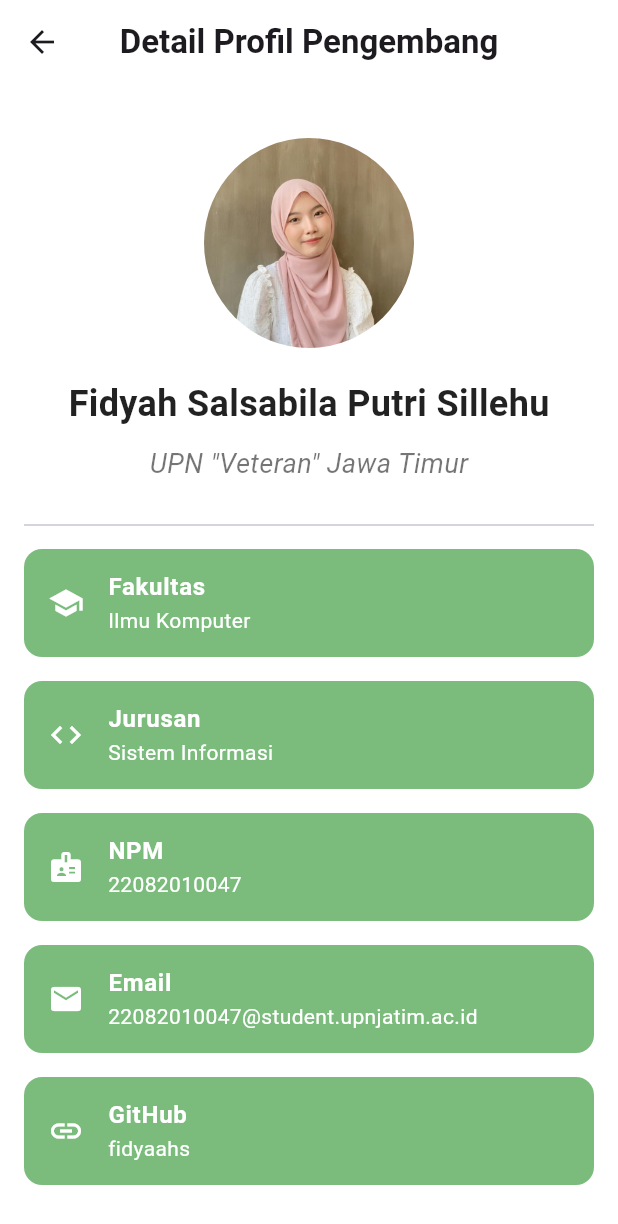
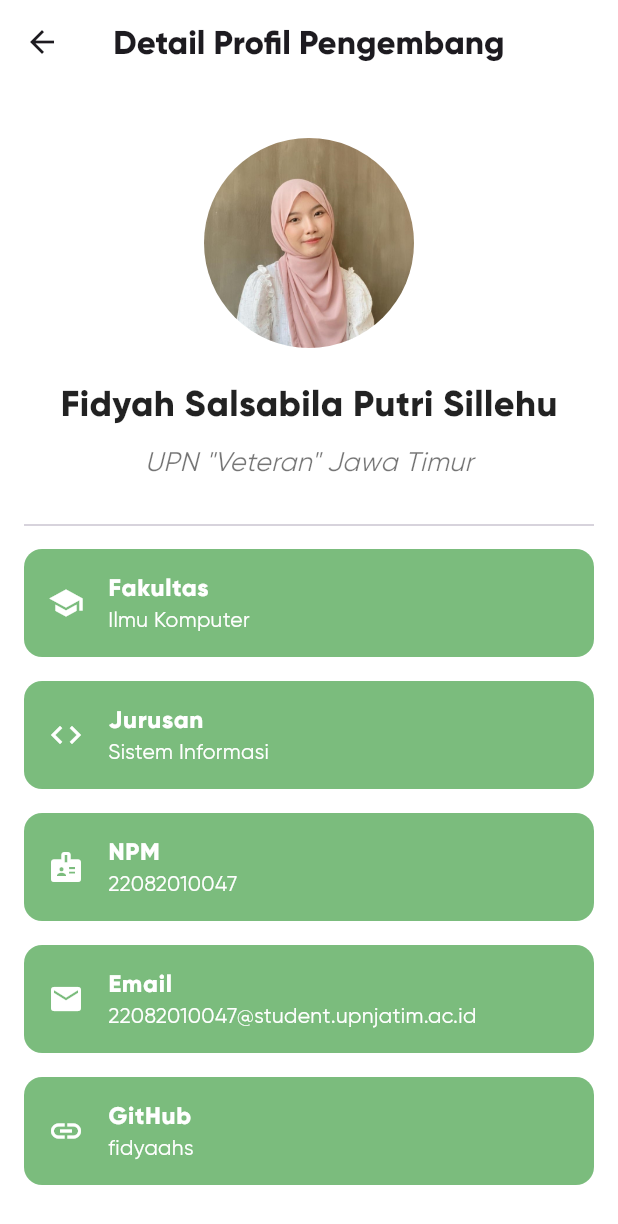
Before and after one commit to hanaa002/shoopink, a Flutter app: the CartScreen screen opened directly, after a tap on the "arrow back ios" icon, after a tap on the "menu" icon, after a tap on "Fidyah Salsabila", on a phone screen of 412 x 824 dp. Shown: the top 1224 px of the screen. Run offline on Flutter 3.47's test engine with Material 3 defaults, Android fonts, the phone set to English and light mode, and no system bars; our stand-ins replace cloud_firestore, firebase_auth, firebase_core, shared_preferences; accounts and stored records are empty; network calls fail.

Commit message:
last fix

```diff
--- a/lib/common_widgets/app_button.dart
+++ b/lib/common_widgets/app_button.dart
@@ -68,6 +68,7 @@ class AppButton extends StatelessWidget {
                   fontSize: 18, // Ukuran font
                   fontWeight: fontWeight, // Ketebalan font
                   color: textColor, // Menggunakan warna teks dari parameter
+                  fontFamily: 'Gilroy',
                 ),
               ),
             ),
--- a/lib/screens/cart/cart_screen.dart
+++ b/lib/screens/cart/cart_screen.dart
@@ -34,7 +34,7 @@ class _CartScreenState extends State<CartScreen> { // Mendefinisikan state untuk
         ),
         title: Text(
           "Keranjang", // Judul AppBar.
-          style: TextStyle(color: Colors.black, fontWeight: FontWeight.bold), // Mengatur gaya teks judul.
+          style: TextStyle(color: Colors.black, fontWeight: FontWeight.bold, fontFamily: 'Gilroy',), // Mengatur gaya teks judul.
         ),
         centerTitle: true, // Menengahkan judul.
       ),
--- a/lib/screens/cart/checkout_bottom_sheet.dart
+++ b/lib/screens/cart/checkout_bottom_sheet.dart
@@ -44,7 +44,6 @@ class _CheckoutBottomSheetState extends State<CheckoutBottomSheet> {
     fetchCitiesStore().then((_) { // Setelah mengambil daftar kota toko, set alamat toko default dan panggil fetchShippingOptions
       setState(() {
         selectedStoreAddress = "Jl. Medokan Asri Barat (Surabaya)";
-        fontFamily: 'Gilroy';
         selectedStoreAddressId = surabayaCityId!;
       });
       fetchShippingOptions(); // Memuat opsi pengiriman setelah memilih alamat toko
@@ -371,6 +370,7 @@ class _CheckoutBottomSheetState extends State<CheckoutBottomSheet> {
               style: TextStyle(
                 fontSize: 18,
                 color: Color(0xFF7C7C7C),
+                fontFamily: 'Gilroy',
                 fontWeight: FontWeight.w600,
               ),
             ),
@@ -381,6 +381,7 @@ class _CheckoutBottomSheetState extends State<CheckoutBottomSheet> {
                     trailingText,
                     style: TextStyle(
                       fontSize: 16,
+                      fontFamily: 'Gilroy',
                       color: Colors.black,
                       fontWeight: FontWeight.w600,
                     ),
@@ -411,8 +412,8 @@ class _CheckoutBottomSheetState extends State<CheckoutBottomSheet> {
               style: TextStyle(
                 fontSize: 18,
                 color: Color(0xFF7C7C7C),
+                fontFamily: 'Gilroy',
                 fontWeight: FontWeight.w600,
-                fontFamily: 'Gilroy',
               ),
             ),
             Spacer(),
@@ -423,6 +424,7 @@ class _CheckoutBottomSheetState extends State<CheckoutBottomSheet> {
                     style: TextStyle(
                       fontSize: 16,
                       color: Colors.black,
+                      fontFamily: 'Gilroy',
                       fontWeight: FontWeight.w600,
                     ),
                   ),
--- a/lib/screens/dashboard/dashboard_screen.dart
+++ b/lib/screens/dashboard/dashboard_screen.dart
@@ -53,8 +53,8 @@ class _DashboardScreenState extends State<DashboardScreen> {
             },
             type: BottomNavigationBarType.fixed, // Tipe navigation bar
             selectedItemColor: Colors.green, // Warna item terpilih
-            selectedLabelStyle: TextStyle(fontWeight: FontWeight.w600), // Gaya label item terpilih
-            unselectedLabelStyle: TextStyle(fontWeight: FontWeight.w600), // Gaya label item tidak terpilih
+            selectedLabelStyle: TextStyle(fontWeight: FontWeight.w600, fontFamily: 'Gilroy'), // Gaya label item terpilih dengan font Gilroy
+            unselectedLabelStyle: TextStyle(fontWeight: FontWeight.w600, fontFamily: 'Gilroy'), // Gaya label item tidak terpilih dengan font Gilroy
             unselectedItemColor: Colors.black, // Warna item tidak terpilih
             items: navigatorItems.map((e) {
               // Iterasi melalui setiap item navigasi
--- a/lib/screens/home/creator_profile_detail.dart
+++ b/lib/screens/home/creator_profile_detail.dart
@@ -16,7 +16,7 @@ class CreatorProfileDetail extends StatelessWidget {
         backgroundColor: Colors.white, // Warna latar belakang AppBar putih
         title: Text(
           'Detail Profil Pengembang', // Judul AppBar
-          style: TextStyle(fontWeight: FontWeight.bold), // Gaya teks judul tebal (bold)
+          style: TextStyle(fontWeight: FontWeight.bold, fontFamily: 'Gilroy'), // Gaya teks judul tebal (bold)
         ),
         centerTitle: true, // Posisi judul ditengah AppBar
       ),
@@ -39,6 +39,7 @@ class CreatorProfileDetail extends StatelessWidget {
                 fontSize: 24,
                 fontWeight: FontWeight.bold, // Teks nama tebal (bold)
                 color: Colors.black87, // Warna teks hitam
+                fontFamily: 'Gilroy', // Menggunakan font Gilroy di sini.
               ),
             ),
             SizedBox(height: 10), // Spacer vertikal dengan ukuran 10
@@ -48,6 +49,7 @@ class CreatorProfileDetail extends StatelessWidget {
                 fontSize: 18,
                 fontStyle: FontStyle.italic, // Teks kursif (italic)
                 color: Colors.black54, // Warna teks abu-abu
+                fontFamily: 'Gilroy', // Menggunakan font Gilroy di sini.
               ),
             ),
             SizedBox(height: 20), // Spacer vertikal dengan ukuran 20
@@ -62,6 +64,7 @@ class CreatorProfileDetail extends StatelessWidget {
                     subtitle: profile.faculty,
                     backgroundColor: const Color.fromARGB(255, 123, 188, 125), // Warna latar belakang item detail
                     textColor: Colors.white, // Warna teks item detail
+                    fontFamily: 'Gilroy', // Menggunakan font Gilroy di sini.
                   ),
                   // Widget untuk menampilkan detail jurusan
                   ProfileDetailItem(
@@ -70,6 +73,7 @@ class CreatorProfileDetail extends StatelessWidget {
                     subtitle: profile.major,
                     backgroundColor: const Color.fromARGB(255, 123, 188, 125),
                     textColor: Colors.white,
+                    fontFamily: 'Gilroy', // Menggunakan font Gilroy di sini.
                   ),
                   // Widget untuk menampilkan detail NPM
                   ProfileDetailItem(
@@ -78,6 +82,7 @@ class CreatorProfileDetail extends StatelessWidget {
                     subtitle: profile.npm,
                     backgroundColor: const Color.fromARGB(255, 123, 188, 125),
                     textColor: Colors.white,
+                    fontFamily: 'Gilroy', // Menggunakan font Gilroy di sini.
                   ),
                   // Widget untuk menampilkan detail email
                   ProfileDetailItem(
@@ -86,6 +91,7 @@ class CreatorProfileDetail extends StatelessWidget {
                     subtitle: profile.email,
                     backgroundColor: const Color.fromARGB(255, 123, 188, 125),
                     textColor: Colors.white,
+                    fontFamily: 'Gilroy', // Menggunakan font Gilroy di sini.
                   ),
                   // Widget untuk menampilkan detail GitHub
                   ProfileDetailItem(
@@ -94,6 +100,7 @@ class CreatorProfileDetail extends StatelessWidget {
                     subtitle: profile.github,
                     backgroundColor: const Color.fromARGB(255, 123, 188, 125),
                     textColor: Colors.white,
+                    fontFamily: 'Gilroy', // Menggunakan font Gilroy di sini.
                   ),
                 ],
               ),
@@ -112,6 +119,7 @@ class ProfileDetailItem extends StatelessWidget {
   final String subtitle; // Subjudul atau nilai untuk item detail
   final Color backgroundColor; // Warna latar belakang item
   final Color textColor; // Warna teks item
+  final String fontFamily; // Font family untuk teks
 
   // Constructor untuk inisialisasi item detail
   ProfileDetailItem({
@@ -120,6 +128,7 @@ class ProfileDetailItem extends StatelessWidget {
     required this.subtitle,
     required this.backgroundColor,
     required this.textColor,
+    this.fontFamily = 'Gilroy', // Mengatur default font family Gilroy
   });
 
   @override
@@ -138,11 +147,15 @@ class ProfileDetailItem extends StatelessWidget {
           style: TextStyle(
             fontWeight: FontWeight.bold, // Teks judul tebal (bold)
             color: textColor, // Warna teks judul
+            fontFamily: fontFamily, // Menggunakan font family yang diberikan
           ),
         ),
         subtitle: Text(
           subtitle, // Nilai atau subjudul item detail
-          style: TextStyle(color: textColor), // Warna teks nilai atau subjudul
+          style: TextStyle(
+            color: textColor, // Warna teks nilai atau subjudul
+            fontFamily: fontFamily, // Menggunakan font family yang diberikan
+          ),
         ),
       ),
     );
--- a/lib/screens/home/home_screen.dart
+++ b/lib/screens/home/home_screen.dart
@@ -88,7 +88,7 @@ class HomeScreen extends StatelessWidget {
                       Spacer(), // Spacer lagi untuk ruang kosong
                       // Tombol keranjang belanja (belum diimplementasikan)
                       IconButton(
-                        icon: Icon(Icons.shopping_cart),
+                        icon: Icon(Icons.notifications),
                         onPressed: () {
                           // Tambahkan aksi ketika ikon keranjang belanja ditekan
                         },
@@ -165,7 +165,7 @@ class HomeScreen extends StatelessWidget {
                 leading: CircleAvatar(
                   backgroundImage: AssetImage('assets/images/profilpengembang1.jpg'),
                 ),
-                title: Text('Fidyah Salsabila', style: TextStyle(fontFamily: 'Gilroy')), // Ensuring the font is Gilroy
+                title: Text('Fidyah Salsabila', style: TextStyle(fontFamily: 'Gilroy', fontWeight: FontWeight.bold,)), // Ensuring the font is Gilroy
                 onTap: () {
                   // Navigasi ke halaman detail profil pengembang pertama
                   Navigator.push(
@@ -179,7 +179,7 @@ class HomeScreen extends StatelessWidget {
                 leading: CircleAvatar(
                   backgroundImage: AssetImage('assets/images/profilpengembang2.jpg'),
                 ),
-                title: Text('Raihana Sakhi', style: TextStyle(fontFamily: 'Gilroy')), // Ensuring the font is Gilroy
+                title: Text('Raihana Sakhi', style: TextStyle(fontFamily: 'Gilroy', fontWeight: FontWeight.bold,)), // Ensuring the font is Gilroy
                 onTap: () {
                   // Navigasi ke halaman detail profil pengembang kedua
                   Navigator.push(
--- a/lib/widgets/category_item_card_widget.dart
+++ b/lib/widgets/category_item_card_widget.dart
@@ -10,8 +10,8 @@ class CategoryItemCardWidget extends StatelessWidget { // Deklarasi class Catego
   }) : super(key: key);
 
   final CategoryItem item; // Deklarasi variabel item bertipe CategoryItem sebagai data untuk widget ini.
-  final height = 200.0; // Tinggi widget ini.
-  final width = 175.0; // Lebar widget ini.
+  final double height = 200.0; // Tinggi widget ini.
+  final double width = 175.0; // Lebar widget ini.
   final Color borderColor = Color(0xffE2E2E2); // Warna border.
   final double borderRadius = 18; // BorderRadius untuk border.
   final Color color; // Warna latar belakang widget ini.
@@ -44,6 +44,7 @@ class CategoryItemCardWidget extends StatelessWidget { // Deklarasi class Catego
                 textAlign: TextAlign.center, // Posisi teks menjadi tengah.
                 fontSize: 16, // Ukuran teks.
                 fontWeight: FontWeight.bold, // Ketebalan teks.
+                fontFamily: 'Gilroy', // Menggunakan font family Gilroy.
               ),
             ),
           ),
--- a/lib/widgets/chart_item_widget.dart
+++ b/lib/widgets/chart_item_widget.dart
@@ -47,6 +47,7 @@ class _ChartItemWidgetState extends State<ChartItemWidget> { // State class untu
                   text: widget.item.name, // Menggunakan nama produk dari GroceryItem.
                   fontSize: 16, // Ukuran font 16.
                   fontWeight: FontWeight.bold, // Ketebalan font bold.
+                  fontFamily: 'Gilroy', // Font family Gilroy.
                 ),
                 SizedBox(height: 5), // SizedBox untuk memberikan jarak 5 pixel.
                 AppText( // Widget kustom AppText untuk menampilkan deskripsi produk.
@@ -54,6 +55,7 @@ class _ChartItemWidgetState extends State<ChartItemWidget> { // State class untu
                   fontSize: 14, // Ukuran font 14.
                   fontWeight: FontWeight.bold, // Ketebalan font semi-bold.
                   color: AppColors.darkGrey, // Warna teks abu-abu gelap dari AppColors.
+                  fontFamily: 'Gilroy', // Font family Gilroy.
                 ),
                 SizedBox(height: 12), // SizedBox untuk memberikan jarak 12 pixel.
                 Spacer(), // Spacer untuk memberikan ruang.
@@ -76,6 +78,7 @@ class _ChartItemWidgetState extends State<ChartItemWidget> { // State class untu
                     fontSize: 18, // Ukuran font 18.
                     fontWeight: FontWeight.bold, // Ketebalan font bold.
                     textAlign: TextAlign.right, // Teks rata kanan.
+                    fontFamily: 'Gilroy', // Font family Gilroy.
                   ),
                 ),
                 Spacer(), // Spacer untuk memberikan ruang.
--- a/lib/widgets/grocery_item_card_widget.dart
+++ b/lib/widgets/grocery_item_card_widget.dart
@@ -51,12 +51,14 @@ class GroceryItemCardWidget extends StatelessWidget { // Widget untuk menampilka
               text: item.name, // Menggunakan nama produk dari GroceryItem.
               fontSize: 16, // Ukuran font 16.
               fontWeight: FontWeight.bold, // Ketebalan font bold.
+              fontFamily: 'Gilroy', // Font family Gilroy.
             ),
             AppText( // Widget kustom AppText untuk menampilkan deskripsi produk.
               text: item.description, // Menggunakan deskripsi produk dari GroceryItem.
               fontSize: 14, // Ukuran font 14.
               fontWeight: FontWeight.w600, // Ketebalan font semi-bold.
               color: Color(0xFF7C7C7C), // Warna teks abu-abu.
+              fontFamily: 'Gilroy', // Font family Gilroy.
             ),
             SizedBox( // SizedBox untuk memberikan jarak antara elemen.
               height: 20, // Tinggi SizedBox 20.
@@ -67,6 +69,7 @@ class GroceryItemCardWidget extends StatelessWidget { // Widget untuk menampilka
                   text: "Rp. ${item.price.toStringAsFixed(0)}", // Mengubah harga menjadi format rupiah.
                   fontSize: 18, // Ukuran font 18.
                   fontWeight: FontWeight.bold, // Ketebalan font bold.
+                  fontFamily: 'Gilroy', // Font family Gilroy.
                 ),
                 Spacer(), // Spacer untuk memberikan ruang antara elemen.
                 addWidget() // Menampilkan widget tombol tambah menggunakan method addWidget().
--- a/lib/widgets/item_counter_widget.dart
+++ b/lib/widgets/item_counter_widget.dart
@@ -26,8 +26,9 @@ class _ItemCounterWidgetState extends State<ItemCounterWidget> {
         iconWidget(Icons.remove, iconColor: AppColors.darkGrey, onPressed: decrementAmount),
         SizedBox(width: 18),
         Container(
-            width: 30,
-            child: Center(child: getText(text: amount.toString(), fontSize: 18, isBold: true))),
+          width: 30,
+          child: Center(child: getText(text: amount.toString(), fontSize: 18, isBold: true, fontFamily: 'Gilroy')),
+        ),
         SizedBox(width: 18),
         iconWidget(Icons.add, iconColor: AppColors.primaryColor, onPressed: incrementAmount)
       ],
@@ -86,7 +87,8 @@ class _ItemCounterWidgetState extends State<ItemCounterWidget> {
     required String text,
     required double fontSize,
     bool isBold = false,
-    color = Colors.black,
+    Color color = Colors.black,
+    String fontFamily = 'Gilroy',
   }) {
     return Text(
       text,
@@ -94,6 +96,7 @@ class _ItemCounterWidgetState extends State<ItemCounterWidget> {
         fontSize: fontSize,
         fontWeight: isBold ? FontWeight.bold : FontWeight.normal,
         color: color,
+        fontFamily: fontFamily,
       ),
     );
   }
--- a/lib/widgets/search_bar_widget.dart
+++ b/lib/widgets/search_bar_widget.dart
@@ -1,31 +1,32 @@
-import 'package:flutter/material.dart'; // Mengimpor package flutter/material.dart untuk menggunakan Flutter UI framework.
+import 'package:flutter/material.dart';
 
-class SearchBarWidget extends StatelessWidget { // Deklarasi class SearchBarWidget sebagai StatelessWidget.
+class SearchBarWidget extends StatelessWidget {
   @override
-  Widget build(BuildContext context) { // Method build untuk membangun tampilan widget.
-    return Container( // Menggunakan Container sebagai parent widget.
-      padding: EdgeInsets.all(16), // Padding untuk semua sisi Container.
-      width: double.maxFinite, // Lebar Container mengikuti lebar maksimum yang tersedia.
-      decoration: BoxDecoration( // Mendefinisikan dekorasi Container.
-        color: Color(0xFFF2F3F2), // Warna latar belakang Container.
-        borderRadius: BorderRadius.circular(20), // BorderRadius untuk sudut Container.
+  Widget build(BuildContext context) {
+    return Container(
+      padding: EdgeInsets.all(16),
+      width: double.maxFinite,
+      decoration: BoxDecoration(
+        color: Color(0xFFF2F3F2),
+        borderRadius: BorderRadius.circular(20),
       ),
-      child: Row( // Menggunakan Row untuk menyusun widget secara horizontal.
-        mainAxisAlignment: MainAxisAlignment.start, // Menyusun widget mulai dari kiri.
+      child: Row(
+        mainAxisAlignment: MainAxisAlignment.start,
         children: [
-          Icon( // Widget Icon untuk menampilkan ikon search.
-            Icons.search, // Menggunakan ikon search.
-            color: Color(0xFF7C7C7C), // Warna ikon.
+          Icon(
+            Icons.search,
+            color: Color(0xFF7C7C7C),
           ),
-          SizedBox( // SizedBox untuk memberikan jarak horizontal.
-            width: 8, // Lebar SizedBox.
+          SizedBox(
+            width: 8,
           ),
-          Text( // Widget Text untuk menampilkan teks "Cari Produk".
-            "Cari Produk", // Teks yang ditampilkan.
-            style: TextStyle( // Style untuk teks.
-              fontSize: 18, // Ukuran teks.
-              fontWeight: FontWeight.bold, // Ketebalan teks.
-              color: Color(0xFF7C7C7C), // Warna teks.
+          Text(
+            "Cari Produk",
+            style: TextStyle(
+              fontSize: 18,
+              fontWeight: FontWeight.bold,
+              color: Color(0xFF7C7C7C),
+              fontFamily: 'Gilroy',
             ),
           )
         ],
```
